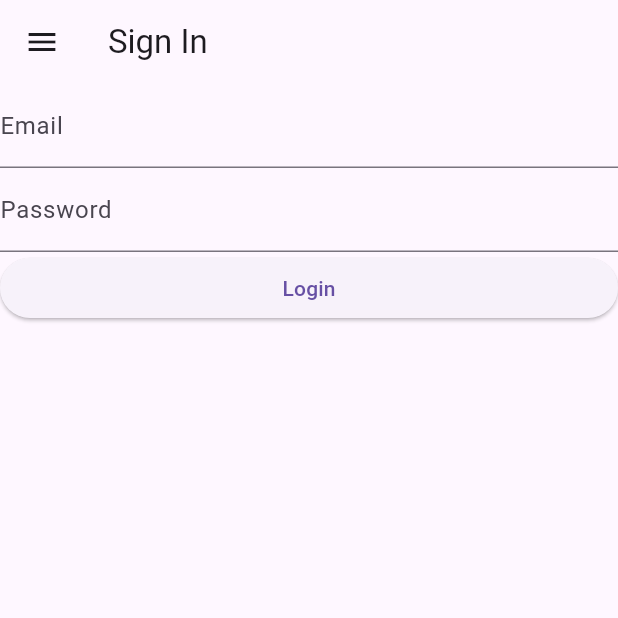
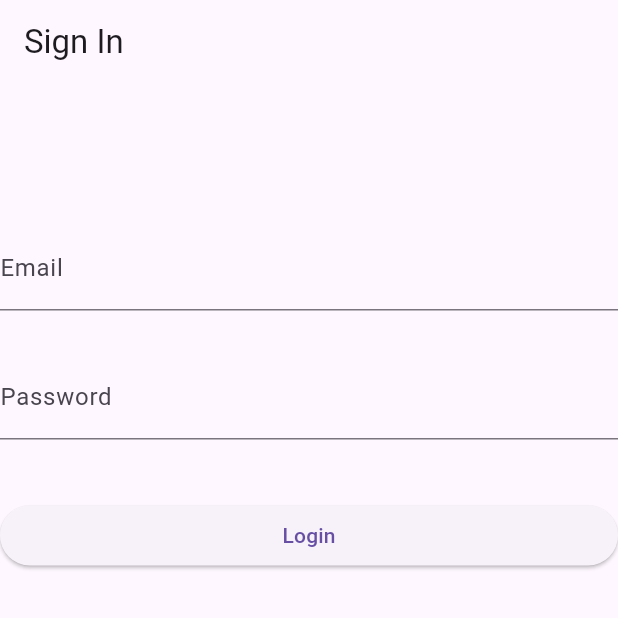
Before and after one commit to TheDarkSide1992/flutter_exam_project, a Flutter app: the screen it shows after launch, on a phone screen of 412 x 824 dp, the top half of it. Run offline on Flutter 3.47's test engine with Material 3 defaults, Android fonts, the phone set to English and light mode, and no system bars; our stand-ins replace settings_ui.

Commit message:
added settings adn log out

```diff
--- a/lib/app_drawer.dart
+++ b/lib/app_drawer.dart
@@ -2,7 +2,7 @@ import 'package:flutter/material.dart';
 
 import 'home/homepage.dart';
 import 'main.dart';
-import 'settigns_page.dart';
+import 'settings/settigns_page.dart';
 
 
 class AppDrawer extends StatelessWidget {
--- a/lib/log_in/log_in_page.dart
+++ b/lib/log_in/log_in_page.dart
@@ -1,5 +1,5 @@
 import 'package:flutter/material.dart';
-import 'package:flutter_exam_project/settigns_page.dart';
+import 'package:flutter_exam_project/settings/settigns_page.dart';
 
 import '../app_drawer.dart';
 
@@ -58,23 +58,23 @@ class _LoginPageState extends State<LoginPage> {
   Widget build(BuildContext context) {
     return Scaffold(
       appBar: AppBar(title: const Text('Sign In')),
-      drawer: const AppDrawer(),
       body: ListView(
         children: [
+          SizedBox(height: 95),
           TextFormField(
             controller: _emailController,
             decoration:
             const InputDecoration(labelText: 'Email'),
             keyboardType: TextInputType.emailAddress,
           ),
-          Spacer(),
+          SizedBox(height: 30),
           TextFormField(
             controller: _passwordController,
             decoration: const InputDecoration(
                 labelText: 'Password'),
             obscureText: true,
           ),
-          Spacer(),
+          SizedBox(height: 40),
           ElevatedButton(
             onPressed: _isLoading ? null : _signIn,
             child: const Text('Login'),
--- a/lib/settings/settigns_page.dart
+++ b/lib/settings/settigns_page.dart
@@ -1,8 +1,8 @@
 import 'package:flutter/material.dart';
 import 'package:settings_ui/settings_ui.dart';
 
-import 'app_drawer.dart';
-import 'main.dart';
+import '../app_drawer.dart';
+import '../main.dart';
 
 class SettingPage extends StatelessWidget {
   const SettingPage({super.key});
--- a/pubspec.yaml
+++ b/pubspec.yaml
@@ -35,6 +35,7 @@ dependencies:
   # The following adds the Cupertino Icons font to your application.
   # Use with the CupertinoIcons class for iOS style icons.
   cupertino_icons: ^1.0.2
+  settings_ui: 2.0.2
 
 dev_dependencies:
   flutter_test:
```
Also changed, not shown: pubspec.lock.
